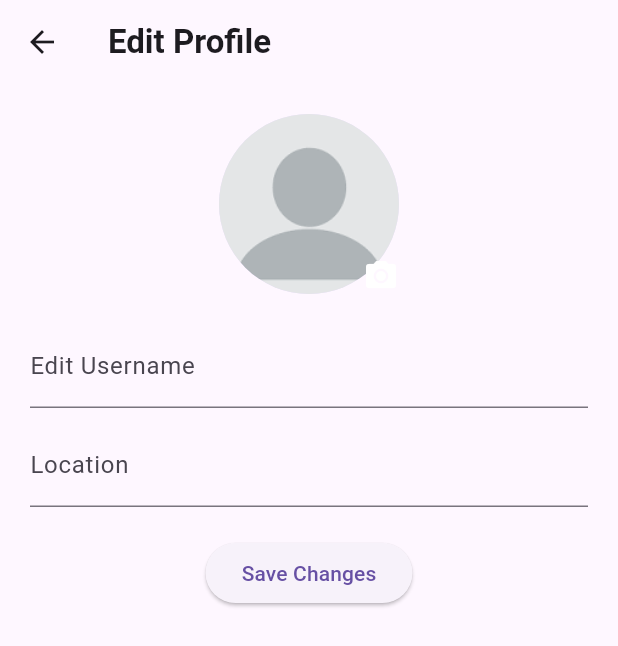
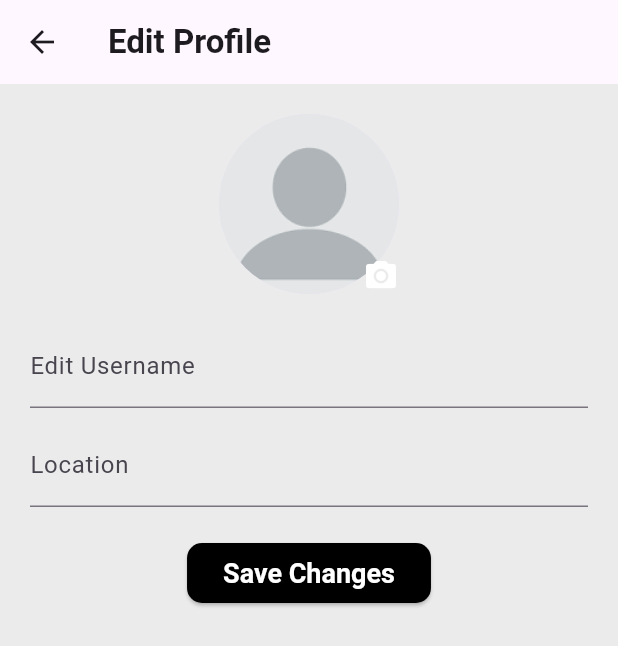
Before and after one commit to 0xiammatrixx/flutter_quick_start, a Flutter app: the ProfileWidget widget shown alone on an empty page, opened directly with empty values, after a tap on "Edit profile", on a phone screen of 412 x 824 dp. Shown: the top 646 px of the screen. Run offline on Flutter 3.47's test engine with Material 3 defaults, Android fonts, the phone set to English and light mode, and no system bars; our stand-ins replace cloud_firestore, firebase_core, firebase_storage, hive, hive_flutter, image_picker and 2 more; missing offline and left inert: cloudinary_flutter, cloudinary_url_gen, encrypt, web3auth_flutter, web3dart; accounts and stored records are empty.

Commit message:
Profile pic edit with cloudinary

```diff
--- a/lib/chatpage/page/message_page.dart
+++ b/lib/chatpage/page/message_page.dart
@@ -48,17 +48,16 @@ class _MessageTestPageState extends State<MessageTestPage> {
   }
 
   void _scrollToBottomAnimated() {
-  if (_scrollController.hasClients) {
-    _scrollController.jumpTo(_scrollController.position.maxScrollExtent);
-  } else {
-    // Not attached yet, try again next frame
-    WidgetsBinding.instance.addPostFrameCallback((_) => _scrollToBottomAnimated());
+    if (_scrollController.hasClients) {
+      _scrollController.jumpTo(_scrollController.position.maxScrollExtent);
+    } else {
+      // Not attached yet, try again next frame
+      WidgetsBinding.instance
+          .addPostFrameCallback((_) => _scrollToBottomAnimated());
+    }
   }
-}
-
 
   Future<void> setup() async {
-
     final prefs = await SharedPreferences.getInstance();
     final privateKey = prefs.getString('privateKey') ?? '0';
 
@@ -72,7 +71,8 @@ class _MessageTestPageState extends State<MessageTestPage> {
     credentials = EthPrivateKey.fromHex(privateKey);
     ownAddress = await credentials.extractAddress();
 
-    final messageBox = await Hive.openBox<ChatMessage>('chat_messages_$ownAddress');
+    final messageBox =
+        await Hive.openBox<ChatMessage>('chat_messages_$ownAddress');
 
     messageStorageService = MessageStorageService(
       client: client,
@@ -295,7 +295,10 @@ class _MessageTestPageState extends State<MessageTestPage> {
                     children: _buildMessageList(),
                   ),
           ),
-          const Divider(height: 1, color: Colors.white,),
+          const Divider(
+            height: 1,
+            color: Colors.white,
+          ),
           _buildInputArea(),
         ],
       ),
--- a/lib/main.dart
+++ b/lib/main.dart
@@ -18,6 +18,8 @@ import 'package:web3auth_flutter/output.dart';
 import 'package:web3auth_flutter/web3auth_flutter.dart';
 import 'package:web3dart/web3dart.dart' as web3dart;
 import 'package:shared_preferences/shared_preferences.dart';
+import 'package:cloudinary_url_gen/cloudinary.dart';
+import 'package:cloudinary_flutter/cloudinary_context.dart';
 
 import 'package:arbichat/chatpage/page/chat_page.dart';
 
@@ -32,6 +34,9 @@ void main() async {
   await Hive.initFlutter();
 
   Hive.registerAdapter(ChatMessageAdapter());
+
+  CloudinaryContext.cloudinary =
+      Cloudinary.fromCloudName(cloudName: 'dk1f7eolo');
 
   runApp(const MyApp());
 }
--- a/lib/profilepage/page/profile_edit.dart
+++ b/lib/profilepage/page/profile_edit.dart
@@ -1,8 +1,12 @@
+import 'dart:convert';
 import 'dart:io';
 import 'package:flutter/material.dart';
+import 'package:http/http.dart' as http;
+import 'package:http_parser/http_parser.dart';
 import 'package:image_picker/image_picker.dart';
 import 'package:cloud_firestore/cloud_firestore.dart';
 import 'package:firebase_storage/firebase_storage.dart';
+import 'package:mime/mime.dart';
 
 class EditProfilePage extends StatefulWidget {
   final String walletAddress;
@@ -47,14 +51,32 @@ class _EditProfilePageState extends State<EditProfilePage> {
     }
   }
 
-  Future<String?> _uploadImage(File imageFile) async {
-    final ref = FirebaseStorage.instance
-        .ref()
-        .child('profile_pictures')
-        .child('${widget.walletAddress}.jpg');
+  Future<String?> uploadToCloudinaryUnsigned(File imageFile) async {
+    const cloudName = 'dk1f7eolo'; // replace with yours
+    const uploadPreset = 'ArbiChat';
 
-    await ref.putFile(imageFile);
-    return await ref.getDownloadURL();
+    final url =
+        Uri.parse('https://api.cloudinary.com/v1_1/$cloudName/image/upload');
+
+    final mimeType = lookupMimeType(imageFile.path);
+    final request = http.MultipartRequest('POST', url)
+      ..fields['upload_preset'] = uploadPreset
+      ..files.add(await http.MultipartFile.fromPath(
+        'file',
+        imageFile.path,
+        contentType: mimeType != null ? MediaType.parse(mimeType) : null,
+      ));
+
+    final response = await request.send();
+
+    if (response.statusCode == 200) {
+      final res = await http.Response.fromStream(response);
+      final data = jsonDecode(res.body);
+      return data['secure_url'];
+    } else {
+      print('Cloudinary upload failed: ${response.statusCode}');
+      return null;
+    }
   }
 
   Future<void> _saveProfile() async {
@@ -68,9 +90,10 @@ class _EditProfilePageState extends State<EditProfilePage> {
     String? avatarUrl = widget.currentAvatarUrl;
 
     if (_imageFile != null) {
-      avatarUrl = await _uploadImage(_imageFile!);
+      avatarUrl = await uploadToCloudinaryUnsigned(_imageFile!);
     }
 
+    if (avatarUrl != null) {
       await FirebaseFirestore.instance
           .collection('users')
           .doc(widget.walletAddress)
@@ -79,6 +102,15 @@ class _EditProfilePageState extends State<EditProfilePage> {
         'location': location,
         'avatarUrl': avatarUrl,
       });
+    } else {
+      await FirebaseFirestore.instance
+          .collection('users')
+          .doc(widget.walletAddress)
+          .update({
+        'name': name,
+        'location': location,
+      });
+    }
 
     setState(() => _isSaving = false);
 
@@ -89,7 +121,18 @@ class _EditProfilePageState extends State<EditProfilePage> {
 
   @override
   Widget build(BuildContext context) {
+    var bgcol = const Color.fromARGB(255, 235, 235, 235).withOpacity(1);
+    ImageProvider avatarProvider;
+
+    if (_imageFile != null) {
+      avatarProvider = FileImage(_imageFile!);
+    } else if (widget.currentAvatarUrl.startsWith('http')) {
+      avatarProvider = NetworkImage(widget.currentAvatarUrl);
+    } else {
+      avatarProvider = const AssetImage('assets/profileplaceholder.png');
+    }
     return Scaffold(
+      backgroundColor: bgcol,
       appBar: AppBar(
           title: const Text(
         'Edit Profile',
@@ -107,12 +150,7 @@ class _EditProfilePageState extends State<EditProfilePage> {
                       onTap: _pickImage,
                       child: CircleAvatar(
                         radius: 60,
-                        backgroundImage: _imageFile != null
-                            ? FileImage(_imageFile!)
-                            : (widget.currentAvatarUrl.startsWith('http')
-                                ? NetworkImage(widget.currentAvatarUrl)
-                                : const AssetImage('assets/profileplaceholder.png')
-                                    as ImageProvider),
+                        backgroundImage: avatarProvider,
                         child: const Align(
                           alignment: Alignment.bottomRight,
                           child: Icon(Icons.camera_alt, color: Colors.white),
@@ -134,6 +172,23 @@ class _EditProfilePageState extends State<EditProfilePage> {
                     ),
                     const SizedBox(height: 20),
                     ElevatedButton(
+                      style: ButtonStyle(
+                        backgroundColor: WidgetStateProperty.resolveWith<Color>(
+                            (Set<WidgetState> states) {
+                          if (states.contains(
+                            WidgetState.pressed,
+                          )) {
+                            return Colors.grey;
+                          }
+                          return Colors.black;
+                        }),
+                        foregroundColor: WidgetStateProperty.all(
+                            const Color.fromARGB(255, 255, 255, 255)),
+                        shape: WidgetStateProperty.all(RoundedRectangleBorder(
+                            borderRadius: BorderRadius.circular(10))),
+                        textStyle: WidgetStateProperty.all(const TextStyle(
+                            fontSize: 18, fontWeight: FontWeight.bold)),
+                      ),
                       onPressed: _saveProfile,
                       child: const Text('Save Changes'),
                     ),
--- a/lib/profilepage/widget/profile_widget.dart
+++ b/lib/profilepage/widget/profile_widget.dart
@@ -22,6 +22,14 @@ class ProfileWidget extends StatelessWidget {
   @override
   Widget build(BuildContext context) {
     double screenWidth = MediaQuery.of(context).size.width;
+    ImageProvider avatarProvider;
+
+    if (profile.avatarUrl.startsWith('http')) {
+      avatarProvider = NetworkImage(profile.avatarUrl);
+    } else {
+      avatarProvider = AssetImage(profile.avatarUrl);
+    }
+
     return SingleChildScrollView(
       child: Column(
         crossAxisAlignment: CrossAxisAlignment.center,
@@ -30,7 +38,7 @@ class ProfileWidget extends StatelessWidget {
             child: Stack(children: [
               Container(
                 child: CircleAvatar(
-                  backgroundImage: AssetImage(profile.avatarUrl),
+                  backgroundImage: avatarProvider,
                   radius: 70,
                 ),
               ),
@@ -69,9 +77,34 @@ class ProfileWidget extends StatelessWidget {
           ),
           const SizedBox(height: 5),
           if (isOwnProfile)
-            SizedBox(
-              width: screenWidth * 0.35,
+            Container(
+              width: screenWidth * 0.5,
+              decoration: BoxDecoration(boxShadow: [
+                BoxShadow(
+                  color: Colors.black.withOpacity(0.1),
+                  spreadRadius: 4,
+                  blurRadius: 6,
+                  offset: const Offset(0, 4),
+                ),
+              ], borderRadius: BorderRadius.circular(10)),
               child: ElevatedButton(
+                style: ButtonStyle(
+                  backgroundColor: WidgetStateProperty.resolveWith<Color>(
+                      (Set<WidgetState> states) {
+                    if (states.contains(
+                      WidgetState.pressed,
+                    )) {
+                      return Colors.grey;
+                    }
+                    return Colors.black;
+                  }),
+                  foregroundColor: WidgetStateProperty.all(
+                      const Color.fromARGB(255, 255, 255, 255)),
+                  shape: WidgetStateProperty.all(RoundedRectangleBorder(
+                      borderRadius: BorderRadius.circular(10))),
+                  textStyle: WidgetStateProperty.all(const TextStyle(
+                      fontSize: 18, fontWeight: FontWeight.bold)),
+                ),
                 onPressed: () async {
                   final result = await Navigator.push(
                       context,
@@ -82,7 +115,7 @@ class ProfileWidget extends StatelessWidget {
                               currentLocation: profile.location ?? '',
                               currentAvatarUrl: profile.avatarUrl)));
                   if (result == true) {
-                    Navigator.pop(context);
+                    Navigator.pop(context, true);
                   }
                 },
                 child: const Row(
@@ -100,7 +133,9 @@ class ProfileWidget extends StatelessWidget {
                 ),
               ),
             ),
-          const Divider(),
+          const SizedBox(
+            height: 20,
+          ),
           Card(
             child: ListTile(
               leading: const Icon(Icons.mail_outline_rounded),
@@ -114,7 +149,7 @@ class ProfileWidget extends StatelessWidget {
           ),
           Card(
             child: ListTile(
-              leading: const Icon(Icons.phone_enabled_outlined),
+              leading: const Icon(Icons.account_balance_wallet),
               title: const Text('Wallet Address'),
               subtitle: Text(
                 profile.walletAddress,
@@ -123,23 +158,14 @@ class ProfileWidget extends StatelessWidget {
               ),
             ),
           ),
+          if (isOwnProfile)
             FutureBuilder<String?>(
               future: _getPrivateKey(),
               builder: (context, snapshot) {
                 if (!snapshot.hasData) return const SizedBox();
                 final key = snapshot.data!;
-              final blurredKey =
-                  '${key.substring(0, 6)}••••••••••••${key.substring(key.length - 4)}';
-
-              return Card(
-                child: ListTile(
-                  leading: const Icon(Icons.lock_outline),
-                  title: const Text('Private Key'),
-                  subtitle: Text(
-                    blurredKey,
-                    style: const TextStyle(fontWeight: FontWeight.bold),
-                  ),
-                ),
+                return PrivateKeyDisplay(
+                  privateKey: key,
                 );
               },
             ),
@@ -164,6 +190,7 @@ class ProfileWidget extends StatelessWidget {
           const SizedBox(
             height: 20,
           ),
+          if (isOwnProfile)
             Card(
               child: ListTile(
                 leading: const Icon(Icons.share),
@@ -181,3 +208,46 @@ class ProfileWidget extends StatelessWidget {
     );
   }
 }
+
+class PrivateKeyDisplay extends StatefulWidget {
+  final String privateKey;
+  const PrivateKeyDisplay({super.key, required this.privateKey});
+
+  @override
+  State<PrivateKeyDisplay> createState() => _PrivateKeyDisplayState();
+}
+
+class _PrivateKeyDisplayState extends State<PrivateKeyDisplay> {
+  bool _obscured = true;
+
+  @override
+  Widget build(BuildContext context) {
+    final key = widget.privateKey;
+    // Mask all except first 6 and last 4 chars if obscured
+    final displayKey = _obscured
+        ? '${key.substring(0, 6)}••••••••••••${key.substring(key.length - 4)}'
+        : key;
+
+    return Card(
+      child: ListTile(
+        leading: const Icon(Icons.lock_outline),
+        title: const Text('Private Key'),
+        subtitle: Text(
+          displayKey,
+          style: const TextStyle(
+            fontWeight: FontWeight.bold,
+            letterSpacing: 1.5,
+            fontFamily: 'monospace',
+          ),
+        ),
+        trailing: InkWell(
+            onTap: () {
+              setState(() {
+                _obscured = !_obscured;
+              });
+            },
+            child: Icon(_obscured ? Icons.visibility : Icons.visibility_off)),
+      ),
+    );
+  }
+}
--- a/pubspec.yaml
+++ b/pubspec.yaml
@@ -59,6 +59,11 @@ dependencies:
   build_runner: ^2.5.4
   sticky_grouped_list: ^3.1.0
   image_picker: ^1.1.2
+  cloudinary_flutter: ^1.3.0
+  cloudinary_url_gen: ^1.8.0
+  mime: ^2.0.0
+  path: ^1.9.1
+  http_parser: ^4.1.2
 
 dev_dependencies:
   flutter_test:
```
Also changed, not shown: lib/chatpage/page/chat_page.dart (+19 -5 lines), pubspec.lock. Lines whose indentation alone changed are shown as unchanged.
